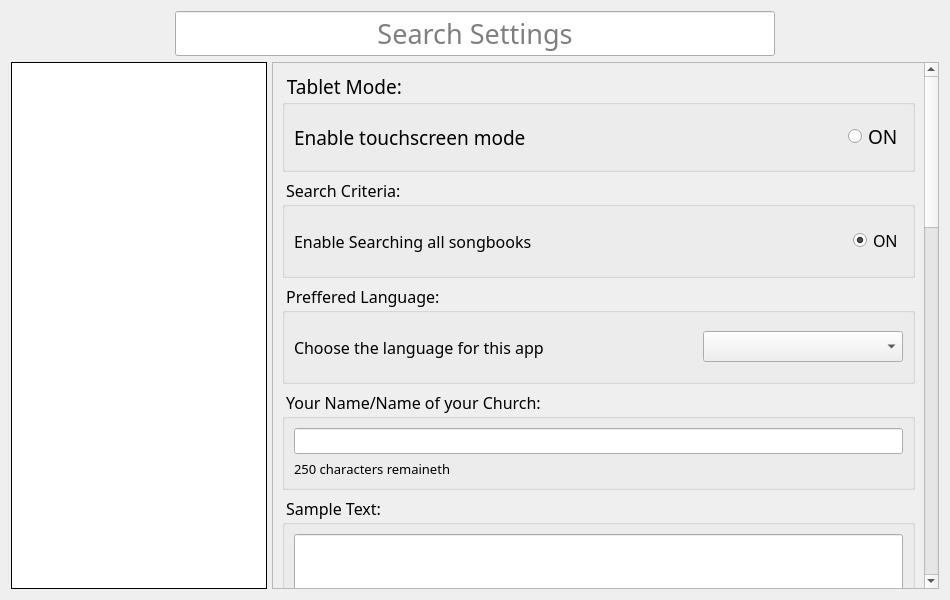
Qt form src/views/dialogs/app_options.ui (Appsmata/vSongbook-Desktop) before a commit.
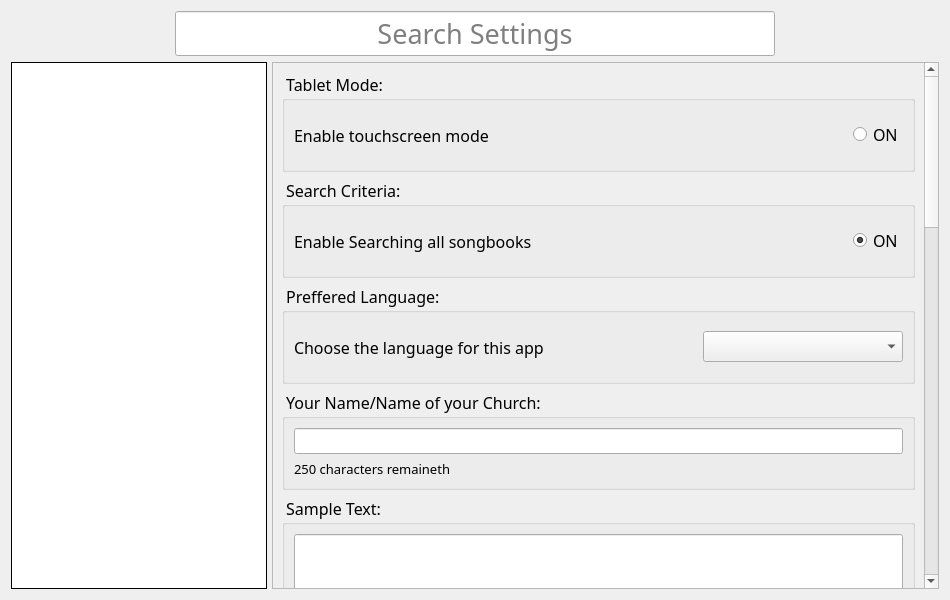
The same form after that commit. Icons and pictures are not drawn.

Diff of the .ui file:
```diff
--- a/src/views/dialogs/app_options.ui
+++ b/src/views/dialogs/app_options.ui
@@ -161,8 +161,8 @@
          <rect>
           <x>0</x>
           <y>0</y>
-          <width>648</width>
-          <height>1728</height>
+          <width>651</width>
+          <height>1735</height>
          </rect>
         </property>
         <layout class="QVBoxLayout" name="scrollLayout">
@@ -177,7 +177,7 @@
            <property name="font">
             <font>
              <family>Trebuchet MS</family>
-             <pointsize>14</pointsize>
+             <pointsize>12</pointsize>
             </font>
            </property>
            <property name="title">
@@ -192,6 +192,12 @@
                 <verstretch>0</verstretch>
                </sizepolicy>
               </property>
+              <property name="font">
+               <font>
+                <family>Trebuchet MS</family>
+                <pointsize>12</pointsize>
+               </font>
+              </property>
               <property name="text">
                <string>Enable touchscreen mode</string>
               </property>
```
Left out of the diff: 6 changed lines with no effect on the pictures.
